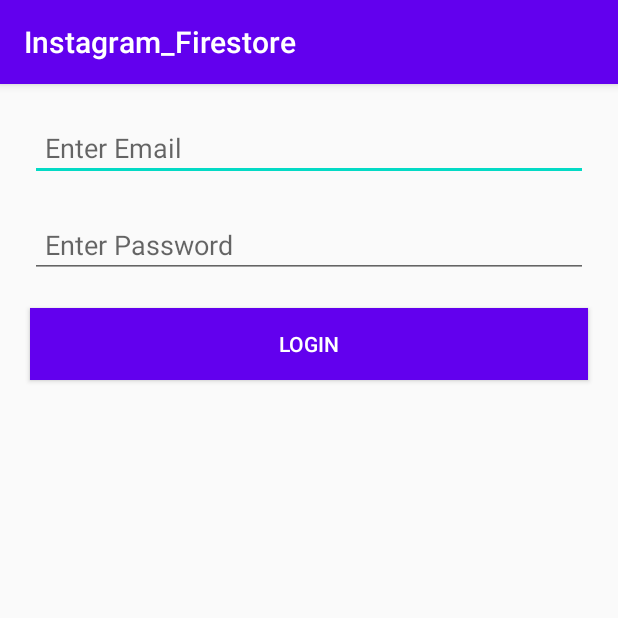
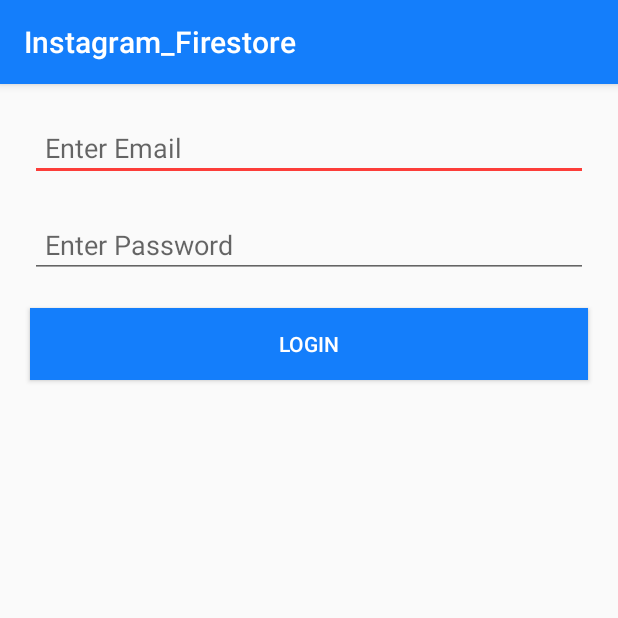
Before and after one commit to introidx/instagram-firestore-kotlin, an Android app: the screen it shows after launch (LoginActivity), on a phone screen of 412 x 824 dp, the top half of it. Run offline under Robolectric (Android 15) with nearby library versions, the phone set to English and light mode, and no system bars; our stand-ins replace Firebase (no records; nobody signed in at launch, a user with empty details on screens opened directly).

Commit message:
final commit

```diff
--- a/app/src/main/res/values/colors.xml
+++ b/app/src/main/res/values/colors.xml
@@ -1,6 +1,6 @@
 <?xml version="1.0" encoding="utf-8"?>
 <resources>
-    <color name="colorPrimary">#6200EE</color>
-    <color name="colorPrimaryDark">#3700B3</color>
-    <color name="colorAccent">#03DAC5</color>
+    <color name="colorPrimary">#147efb</color>
+    <color name="colorPrimaryDark">#147efb</color>
+    <color name="colorAccent">#fc3d39</color>
 </resources>
```
Also changed, not shown: app/src/main/java/com/introid/instagram_firestore/PostAdapter.kt (+12 -3 lines), app/src/main/res/layout/item_post.xml (+25 -5 lines), 4 other files.
